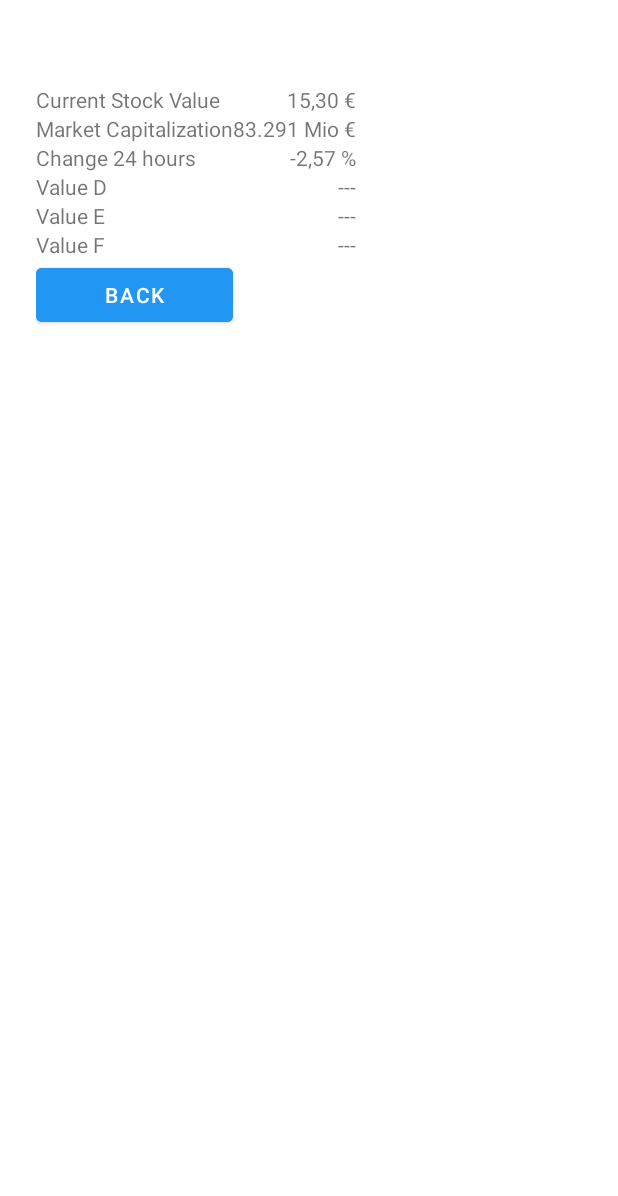
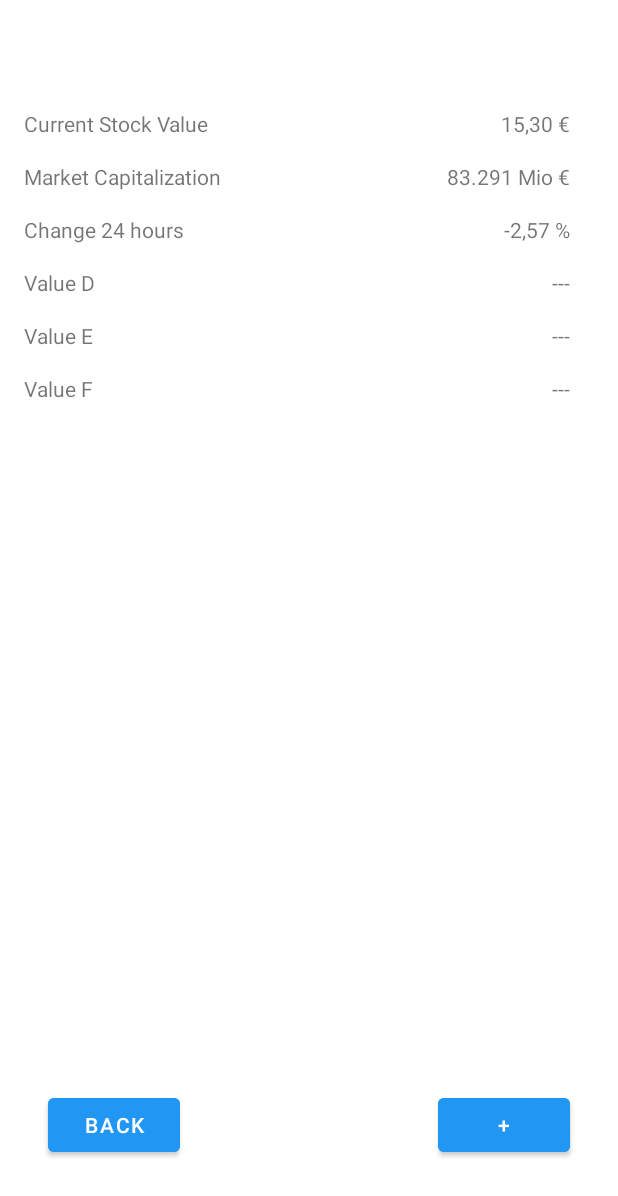
Before and after one commit to DHappMMR/Github_App, an Android app: the SingleStockOverview screen opened directly, with no data from a screen before it, on a phone screen of 412 x 824 dp. Shown: the top 1196 px of the screen. Run offline under Robolectric (Android 15) with nearby library versions, the phone set to English and light mode, and no system bars.

Commit message:
changed UI of single stock overview

```diff
--- /dev/null
+++ b/app/src/main/res/drawable/roundedbutton.xml
@@ -0,0 +1,4 @@
+<?xml version="1.0" encoding="utf-8"?>
+<selector xmlns:android="http://schemas.android.com/apk/res/android">
+
+</selector>
--- /dev/null
+++ b/app/src/main/res/layout/single_stock.xml
@@ -0,0 +1,20 @@
+<?xml version="1.0" encoding="utf-8"?>
+<androidx.constraintlayout.widget.ConstraintLayout
+    xmlns:android="http://schemas.android.com/apk/res/android"
+    xmlns:app="http://schemas.android.com/apk/res-auto"
+    android:layout_width="match_parent"
+    android:layout_height="match_parent">
+
+    <TextView
+        android:id="@+id/ShowStockName"
+        android:layout_width="wrap_content"
+        android:layout_height="wrap_content"
+        android:layout_marginTop="24dp"
+        android:text="Stock Name"
+        android:textColor="#2196F3"
+        android:textSize="24sp"
+        app:layout_constraintEnd_toEndOf="parent"
+        app:layout_constraintStart_toStartOf="parent"
+        app:layout_constraintTop_toTopOf="parent" />
+
+</androidx.constraintlayout.widget.ConstraintLayout>
--- a/app/src/main/res/layout/single_stock_overview.xml
+++ b/app/src/main/res/layout/single_stock_overview.xml
@@ -6,160 +6,167 @@
     android:layout_width="match_parent"
     android:layout_height="match_parent">
 
-    <TableLayout
-        android:layout_width="match_parent"
-        android:layout_height="match_parent"
-        android:layout_marginStart="24dp"
-        android:layout_marginTop="24dp"
-        android:layout_marginEnd="24dp"
-        android:layout_marginBottom="24dp"
-        app:layout_constraintBottom_toBottomOf="parent"
-        app:layout_constraintEnd_toEndOf="parent"
-        app:layout_constraintHorizontal_bias="0.0"
-        app:layout_constraintStart_toStartOf="parent"
-        app:layout_constraintTop_toTopOf="parent"
-        app:layout_constraintVertical_bias="0.0">
-
-        <TableRow
-            android:layout_width="wrap_content"
-            android:layout_height="wrap_content"
-            android:gravity="center">
-
     <TextView
         android:id="@+id/ShowStockName"
         android:layout_width="wrap_content"
         android:layout_height="wrap_content"
+        android:layout_marginTop="24dp"
         android:text="Stock Name"
         android:textColor="#2196F3"
-                android:textSize="24sp" />
-        </TableRow>
+        android:textSize="24sp"
+        app:layout_constraintEnd_toEndOf="parent"
+        app:layout_constraintStart_toStartOf="parent"
+        app:layout_constraintTop_toTopOf="parent" />
 
-        <TableRow
-            android:layout_width="fill_parent"
-            android:layout_height="match_parent"
-            android:stretchColumns="1">
 
     <TextView
         android:id="@+id/CurrentStockValueString"
-                android:layout_width="wrap_content"
+        android:layout_width="150dp"
         android:layout_height="wrap_content"
-                android:text="Current Stock Value" />
+        android:layout_marginStart="16dp"
+        android:layout_marginTop="16dp"
+        android:text="Current Stock Value"
+        app:layout_constraintStart_toStartOf="parent"
+        app:layout_constraintTop_toBottomOf="@+id/ShowStockName" />
 
     <TextView
         android:id="@+id/CurrentStockValue"
         android:layout_width="wrap_content"
-                android:layout_height="match_parent"
+        android:layout_height="wrap_content"
         android:layout_gravity="right"
-                android:text="15,30 €" />
-        </TableRow>
-
-        <TableRow
-            android:layout_width="fill_parent"
-            android:layout_height="wrap_content"
-            android:stretchColumns="1">
+        android:layout_marginTop="16dp"
+        android:layout_marginEnd="32dp"
+        android:text="15,30 €"
+        app:layout_constraintEnd_toEndOf="parent"
+        app:layout_constraintTop_toBottomOf="@+id/ShowStockName" />
 
     <TextView
         android:id="@+id/MarketCapString"
-                android:layout_width="wrap_content"
+        android:layout_width="150dp"
         android:layout_height="wrap_content"
-                android:text="Market Capitalization" />
+        android:layout_marginStart="16dp"
+        android:layout_marginTop="16dp"
+        android:text="Market Capitalization"
+        app:layout_constraintStart_toStartOf="parent"
+        app:layout_constraintTop_toBottomOf="@+id/CurrentStockValueString" />
 
     <TextView
         android:id="@+id/MarketCapStringValue"
         android:layout_width="wrap_content"
         android:layout_height="wrap_content"
         android:layout_gravity="right"
-                android:text="83.291 Mio €" />
-        </TableRow>
-
-        <TableRow
-            android:layout_width="fill_parent"
-            android:layout_height="match_parent"
-            android:stretchColumns="1">
+        android:layout_marginTop="16dp"
+        android:layout_marginEnd="32dp"
+        android:text="83.291 Mio €"
+        app:layout_constraintEnd_toEndOf="parent"
+        app:layout_constraintTop_toBottomOf="@+id/CurrentStockValue" />
 
     <TextView
         android:id="@+id/Change24HoursString"
-                android:layout_width="wrap_content"
+        android:layout_width="150dp"
         android:layout_height="wrap_content"
-                android:text="Change 24 hours" />
+        android:layout_marginStart="16dp"
+        android:layout_marginTop="16dp"
+        android:text="Change 24 hours"
+        app:layout_constraintStart_toStartOf="parent"
+        app:layout_constraintTop_toBottomOf="@+id/MarketCapString" />
 
     <TextView
         android:id="@+id/Change24HoursValue"
         android:layout_width="wrap_content"
         android:layout_height="wrap_content"
         android:layout_gravity="right"
-                android:text="-2,57 %" />
-        </TableRow>
-
-        <TableRow
-            android:layout_width="fill_parent"
-            android:layout_height="match_parent"
-            android:stretchColumns="1">
+        android:layout_marginTop="16dp"
+        android:layout_marginEnd="32dp"
+        android:text="-2,57 %"
+        app:layout_constraintEnd_toEndOf="parent"
+        app:layout_constraintTop_toBottomOf="@+id/MarketCapStringValue" />
 
     <TextView
         android:id="@+id/ValueDString"
-                android:layout_width="wrap_content"
+        android:layout_width="150dp"
         android:layout_height="wrap_content"
-                android:text="Value D" />
+        android:layout_marginStart="16dp"
+        android:layout_marginTop="16dp"
+        android:text="Value D"
+        app:layout_constraintStart_toStartOf="parent"
+        app:layout_constraintTop_toBottomOf="@+id/Change24HoursString" />
 
     <TextView
         android:id="@+id/ValueD"
         android:layout_width="wrap_content"
         android:layout_height="wrap_content"
         android:layout_gravity="right"
-                android:text="---" />
-        </TableRow>
-
-        <TableRow
-            android:layout_width="fill_parent"
-            android:layout_height="match_parent"
-            android:stretchColumns="1">
-
+        android:layout_marginTop="16dp"
+        android:layout_marginEnd="32dp"
+        android:text="---"
+        app:layout_constraintEnd_toEndOf="parent"
+        app:layout_constraintTop_toBottomOf="@+id/ValueF" />
+-->
     <TextView
         android:id="@+id/ValueEString"
-                android:layout_width="wrap_content"
+        android:layout_width="150dp"
         android:layout_height="wrap_content"
-                android:text="Value E" />
+        android:layout_marginStart="16dp"
+        android:layout_marginTop="16dp"
+        android:text="Value E"
+        app:layout_constraintStart_toStartOf="parent"
+        app:layout_constraintTop_toBottomOf="@+id/ValueDString" />
 
     <TextView
         android:id="@+id/ValueE"
         android:layout_width="wrap_content"
         android:layout_height="wrap_content"
         android:layout_gravity="right"
-                android:text="---" />
-        </TableRow>
-
-        <TableRow
-            android:layout_width="fill_parent"
-            android:layout_height="match_parent"
-            android:stretchColumns="1">
+        android:layout_marginTop="16dp"
+        android:layout_marginEnd="32dp"
+        android:text="---"
+        app:layout_constraintEnd_toEndOf="parent"
+        app:layout_constraintTop_toBottomOf="@+id/Change24HoursValue" />
 
     <TextView
         android:id="@+id/ValueFString"
-                android:layout_width="wrap_content"
+        android:layout_width="150dp"
         android:layout_height="wrap_content"
-                android:text="Value F" />
+        android:layout_marginStart="16dp"
+        android:layout_marginTop="16dp"
+        android:text="Value F"
+        app:layout_constraintStart_toStartOf="parent"
+        app:layout_constraintTop_toBottomOf="@+id/ValueEString" />
 
     <TextView
         android:id="@+id/ValueF"
         android:layout_width="wrap_content"
         android:layout_height="wrap_content"
         android:layout_gravity="right"
-                android:text="---" />
-        </TableRow>
+        android:layout_marginTop="16dp"
+        android:layout_marginEnd="32dp"
+        android:text="---"
+        app:layout_constraintEnd_toEndOf="parent"
+        app:layout_constraintTop_toBottomOf="@+id/ValueE" />
 
-        <TableRow
-            android:layout_width="match_parent"
-            android:layout_height="match_parent" >
 
     <Button
         android:id="@+id/BackButton"
         android:layout_width="wrap_content"
         android:layout_height="wrap_content"
+        android:layout_marginStart="32dp"
+        android:layout_marginBottom="50dp"
         android:backgroundTint="#2196F3"
         android:onClick="goBack"
-                android:text="Back" />
-        </TableRow>
+        android:text="Back"
+        app:layout_constraintBottom_toBottomOf="parent"
+        app:layout_constraintStart_toStartOf="parent" />
 
-    </TableLayout>
+    <Button
+        android:id="@+id/addToDepot"
+        android:layout_width="wrap_content"
+        android:layout_height="wrap_content"
+        android:layout_marginEnd="32dp"
+        android:layout_marginBottom="50dp"
+        android:backgroundTint="#2196F3"
+        android:text="+"
+        app:layout_constraintBottom_toBottomOf="parent"
+        app:layout_constraintEnd_toEndOf="parent" />
+
 </androidx.constraintlayout.widget.ConstraintLayout>
```
Lines whose indentation alone changed are shown as unchanged.
